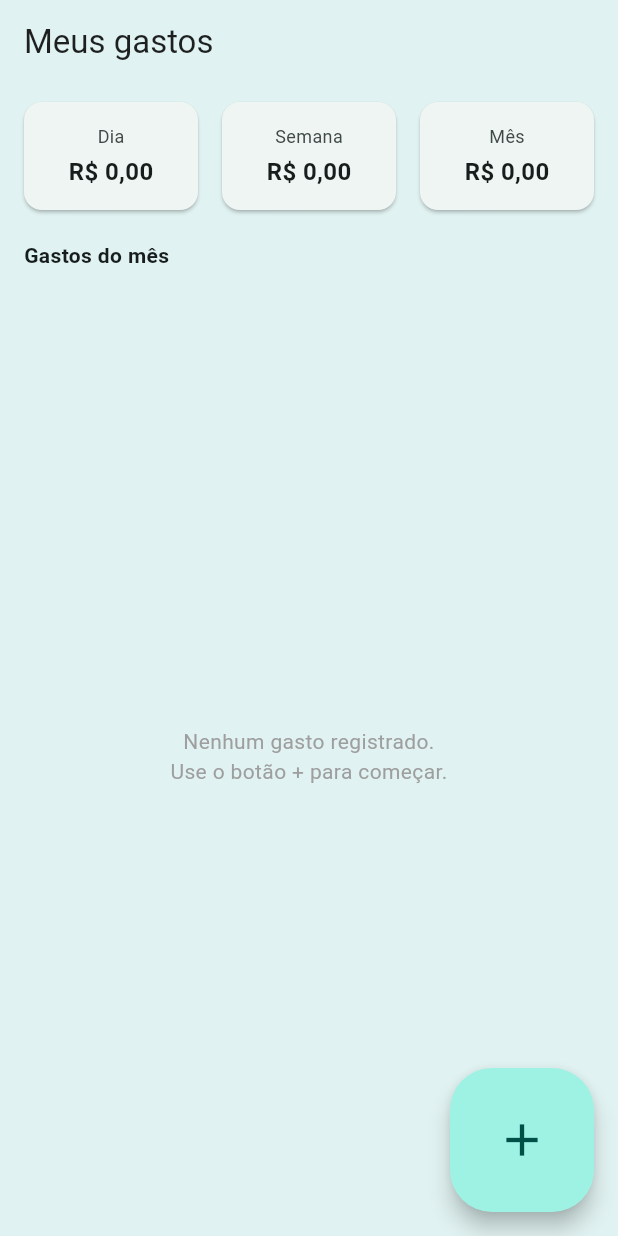
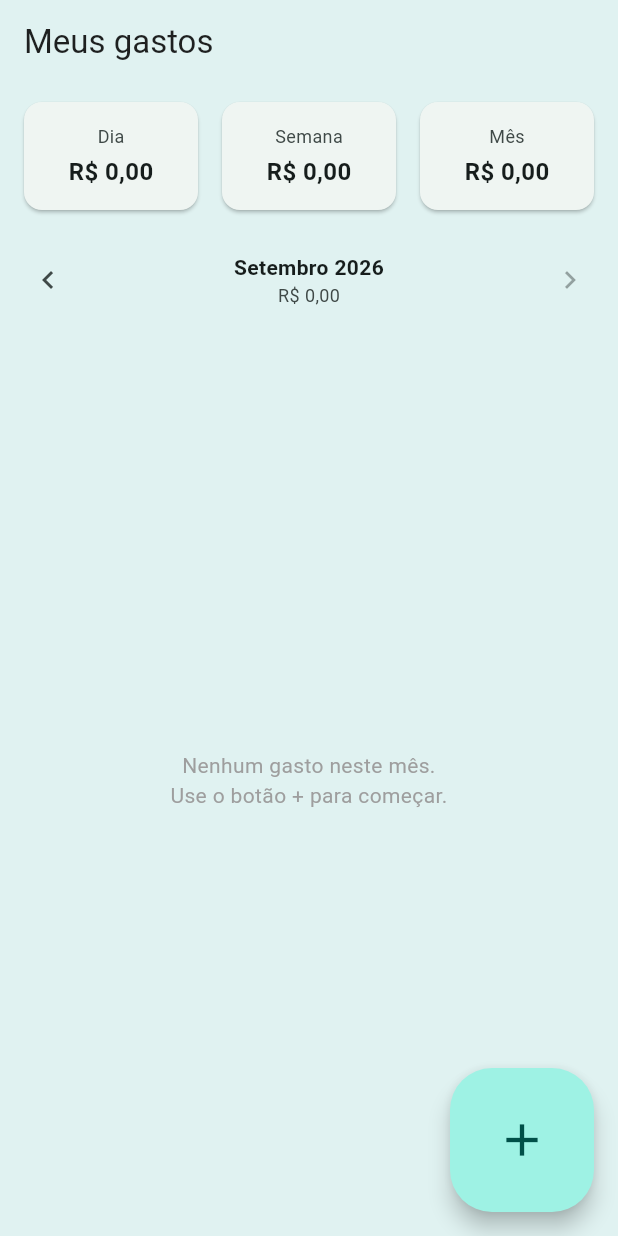
Before and after one commit to thiagonebuloni/mango-app, a Flutter app: the HomeScreen screen opened directly, on a phone screen of 412 x 824 dp. Run offline on Flutter 3.47's test engine with Material 3 defaults, Android fonts, the phone set to English and light mode, and no system bars; our stand-ins replace emoji_picker_flutter, fl_chart, flutter_riverpod, image_picker, sqflite; accounts and stored records are empty.

Commit message:
feat: navegar entre meses na tela de gastos

```diff
--- a/lib/screens/home_screen.dart
+++ b/lib/screens/home_screen.dart
@@ -1,16 +1,67 @@
 import 'package:flutter/material.dart';
 import 'package:flutter_riverpod/flutter_riverpod.dart';
+import 'package:intl/intl.dart';
 
 import '../models/models.dart';
 import '../screens/expense_form_screen.dart';
 import '../state/providers.dart';
 import '../widgets/common.dart';
 
-class HomeScreen extends ConsumerWidget {
+class HomeScreen extends ConsumerStatefulWidget {
   const HomeScreen({super.key});
 
-  Future<void> _confirmDelete(
-      BuildContext context, WidgetRef ref, Expense expense) async {
+  @override
+  ConsumerState<HomeScreen> createState() => _HomeScreenState();
+}
+
+class _HomeScreenState extends ConsumerState<HomeScreen> {
+  /// Mês em exibição (dia 1). Começa no mês atual; o usuário pode voltar
+  /// para meses anteriores e avançar até o mês atual.
+  late DateTime _visibleMonth = DateTime(DateTime.now().year, DateTime.now().month);
+
+  DateTime get _monthStart => DateTime(_visibleMonth.year, _visibleMonth.month);
+  DateTime get _monthEnd =>
+      DateTime(_visibleMonth.year, _visibleMonth.month + 1);
+
+  bool get _isCurrentMonth {
+    final now = DateTime.now();
+    return _visibleMonth.year == now.year && _visibleMonth.month == now.month;
+  }
+
+  void _previousMonth() {
+    setState(() {
+      _visibleMonth = DateTime(_visibleMonth.year, _visibleMonth.month - 1);
+    });
+  }
+
+  void _nextMonth() {
+    if (_isCurrentMonth) return;
+    setState(() {
+      _visibleMonth = DateTime(_visibleMonth.year, _visibleMonth.month + 1);
+    });
+  }
+
+  Future<void> _pickMonth() async {
+    final now = DateTime.now();
+    final picked = await showDatePicker(
+      context: context,
+      initialDate: _isCurrentMonth
+          ? now
+          : DateTime(_visibleMonth.year, _visibleMonth.month, 1),
+      firstDate: DateTime(2020),
+      lastDate: DateTime(now.year, now.month + 1, 0),
+      initialDatePickerMode: DatePickerMode.year,
+      helpText: 'Selecionar mês',
+      cancelText: 'Cancelar',
+      confirmText: 'OK',
+    );
+    if (picked == null || !mounted) return;
+    setState(() {
+      _visibleMonth = DateTime(picked.year, picked.month);
+    });
+  }
+
+  Future<void> _confirmDelete(BuildContext context, Expense expense) async {
     final confirmed = await showDialog<bool>(
       context: context,
       builder: (dialogContext) => AlertDialog(
@@ -42,8 +93,7 @@ class HomeScreen extends ConsumerWidget {
     }
   }
 
-  void _showDeleteOption(
-      BuildContext context, WidgetRef ref, Expense expense) {
+  void _showDeleteOption(BuildContext context, Expense expense) {
     showModalBottomSheet<void>(
       context: context,
       builder: (sheetContext) => SafeArea(
@@ -56,7 +106,7 @@ class HomeScreen extends ConsumerWidget {
                   style: TextStyle(color: Colors.red)),
               onTap: () {
                 Navigator.pop(sheetContext);
-                _confirmDelete(context, ref, expense);
+                _confirmDelete(context, expense);
               },
             ),
           ],
@@ -66,7 +116,7 @@ class HomeScreen extends ConsumerWidget {
   }
 
   @override
-  Widget build(BuildContext context, WidgetRef ref) {
+  Widget build(BuildContext context) {
     final expensesAsync = ref.watch(expensesProvider);
 
     return Scaffold(
@@ -81,9 +131,13 @@ class HomeScreen extends ConsumerWidget {
         data: (expenses) {
           final summary = summarize(expenses, DateTime.now());
           final monthExpenses = expenses.where((e) {
-            final m0 = DateTime(DateTime.now().year, DateTime.now().month);
-            return !e.dataHora.isBefore(m0);
+            return !e.dataHora.isBefore(_monthStart) &&
+                e.dataHora.isBefore(_monthEnd);
           }).toList();
+          final monthLabel =
+              DateFormat('MMMM yyyy', 'pt_BR').format(_monthStart);
+          final monthTitle =
+              '${monthLabel[0].toUpperCase()}${monthLabel.substring(1)}';
 
           return RefreshIndicator(
             onRefresh: () async => ref.invalidate(expensesProvider),
@@ -103,11 +157,53 @@ class HomeScreen extends ConsumerWidget {
                     ),
                   ),
                 ),
-                const SliverToBoxAdapter(
+                SliverToBoxAdapter(
                   child: Padding(
-                    padding: EdgeInsets.fromLTRB(16, 12, 16, 4),
-                    child: Text('Gastos do mês',
-                        style: TextStyle(fontWeight: FontWeight.bold)),
+                    padding: const EdgeInsets.fromLTRB(8, 12, 8, 4),
+                    child: Row(
+                      mainAxisAlignment: MainAxisAlignment.spaceBetween,
+                      children: [
+                        IconButton(
+                          tooltip: 'Mês anterior',
+                          icon: const Icon(Icons.chevron_left),
+                          onPressed: _previousMonth,
+                        ),
+                        Expanded(
+                          child: InkWell(
+                            onTap: _pickMonth,
+                            borderRadius: BorderRadius.circular(8),
+                            child: Padding(
+                              padding: const EdgeInsets.symmetric(
+                                  vertical: 8, horizontal: 4),
+                              child: Column(
+                                children: [
+                                  Text(
+                                    monthTitle,
+                                    textAlign: TextAlign.center,
+                                    style: const TextStyle(
+                                        fontWeight: FontWeight.bold),
+                                  ),
+                                  Text(
+                                    formatBRL(totalOf(monthExpenses)),
+                                    style: TextStyle(
+                                      fontSize: 12,
+                                      color: Theme.of(context)
+                                          .colorScheme
+                                          .onSurfaceVariant,
+                                    ),
+                                  ),
+                                ],
+                              ),
+                            ),
+                          ),
+                        ),
+                        IconButton(
+                          tooltip: 'Próximo mês',
+                          icon: const Icon(Icons.chevron_right),
+                          onPressed: _isCurrentMonth ? null : _nextMonth,
+                        ),
+                      ],
+                    ),
                   ),
                 ),
                 if (monthExpenses.isEmpty)
@@ -115,7 +211,7 @@ class HomeScreen extends ConsumerWidget {
                     hasScrollBody: false,
                     child: Center(
                       child: Text(
-                        'Nenhum gasto registrado.\nUse o botão + para começar.',
+                        'Nenhum gasto neste mês.\nUse o botão + para começar.',
                         textAlign: TextAlign.center,
                         style: TextStyle(color: Colors.grey),
                       ),
@@ -133,8 +229,7 @@ class HomeScreen extends ConsumerWidget {
                               builder: (_) => ExpenseFormScreen(expense: e),
                             ),
                           ),
-                          onLongPress: () =>
-                              _showDeleteOption(context, ref, e),
+                          onLongPress: () => _showDeleteOption(context, e),
                         );
                       },
                       childCount: monthExpenses.length,
```
